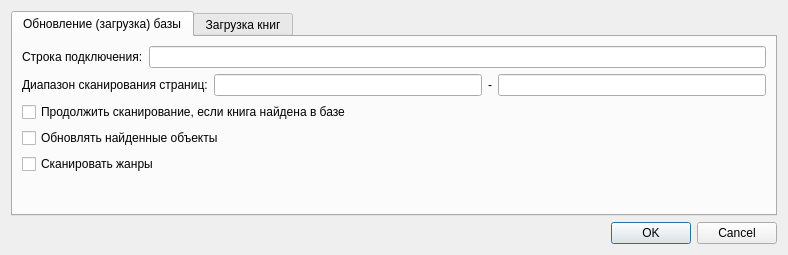
Before: the Qt Designer form ui/settings.ui in fabrikant/akniga-parser, drawn with Qt 5.
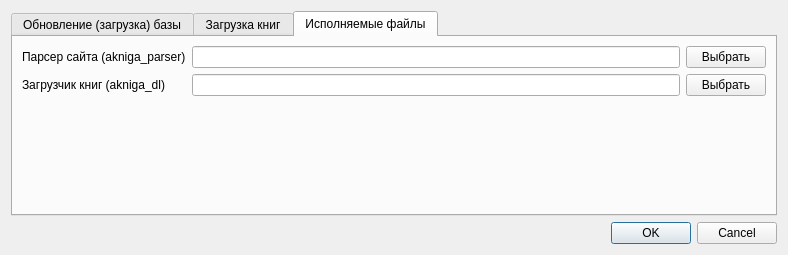
After: the same form once the commit is applied. The open tabs and pages were chosen to show the change. Icons and pictures are not drawn.

Patch:
```diff
--- a/ui/settings.ui
+++ b/ui/settings.ui
@@ -28,7 +28,7 @@
      </property>
     </widget>
    </item>
-   <item row="1" column="0">
+   <item row="0" column="0">
     <widget class="QTabWidget" name="tabWidget">
      <property name="currentIndex">
       <number>1</number>
@@ -181,6 +181,68 @@
        </item>
       </layout>
      </widget>
+     <widget class="QWidget" name="tab_3">
+      <attribute name="title">
+       <string>Исполняемые файлы</string>
+      </attribute>
+      <layout class="QGridLayout" name="gridLayout_5">
+       <item row="3" column="1">
+        <spacer name="verticalSpacer_3">
+         <property name="orientation">
+          <enum>Qt::Vertical</enum>
+         </property>
+         <property name="sizeHint" stdset="0">
+          <size>
+           <width>20</width>
+           <height>40</height>
+          </size>
+         </property>
+        </spacer>
+       </item>
+       <item row="1" column="1">
+        <widget class="QLineEdit" name="app_parser"/>
+       </item>
+       <item row="2" column="0">
+        <widget class="QLabel" name="label_7">
+         <property name="text">
+          <string>Загрузчик книг (akniga_dl)</string>
+         </property>
+        </widget>
+       </item>
+       <item row="2" column="1">
+        <widget class="QLineEdit" name="app_downloader"/>
+       </item>
+       <item row="1" column="0">
+        <widget class="QLabel" name="label_6">
+         <property name="text">
+          <string>Парсер сайта (akniga_parser)</string>
+         </property>
+        </widget>
+       </item>
+       <item row="2" column="2">
+        <widget class="QPushButton" name="app_downloader_select">
+         <property name="text">
+          <string>Выбрать</string>
+         </property>
+         <property name="icon">
+          <iconset>
+           <normaloff>img/touch_app.png</normaloff>img/touch_app.png</iconset>
+         </property>
+        </widget>
+       </item>
+       <item row="1" column="2">
+        <widget class="QPushButton" name="app_parser_select">
+         <property name="text">
+          <string>Выбрать</string>
+         </property>
+         <property name="icon">
+          <iconset>
+           <normaloff>img/touch_app.png</normaloff>img/touch_app.png</iconset>
+         </property>
+        </widget>
+       </item>
+      </layout>
+     </widget>
     </widget>
    </item>
   </layout>
```
Left out of the diff: 38 changed lines with no effect on the pictures.
